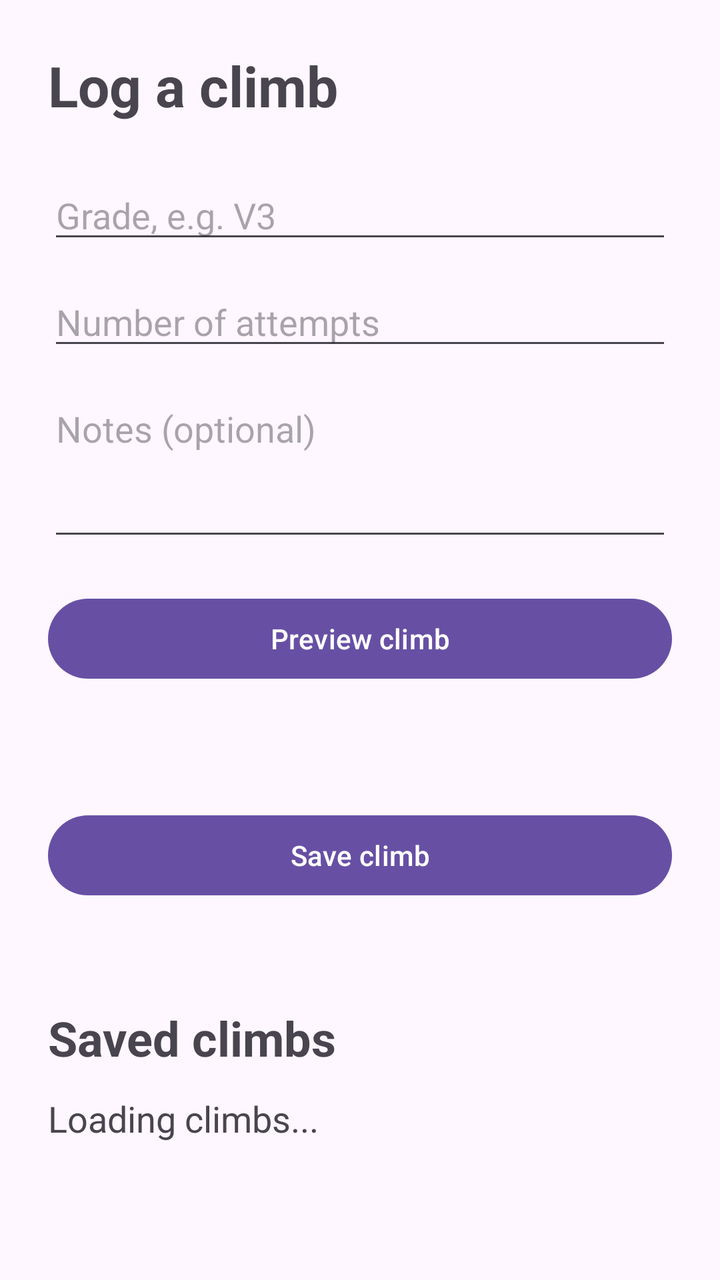
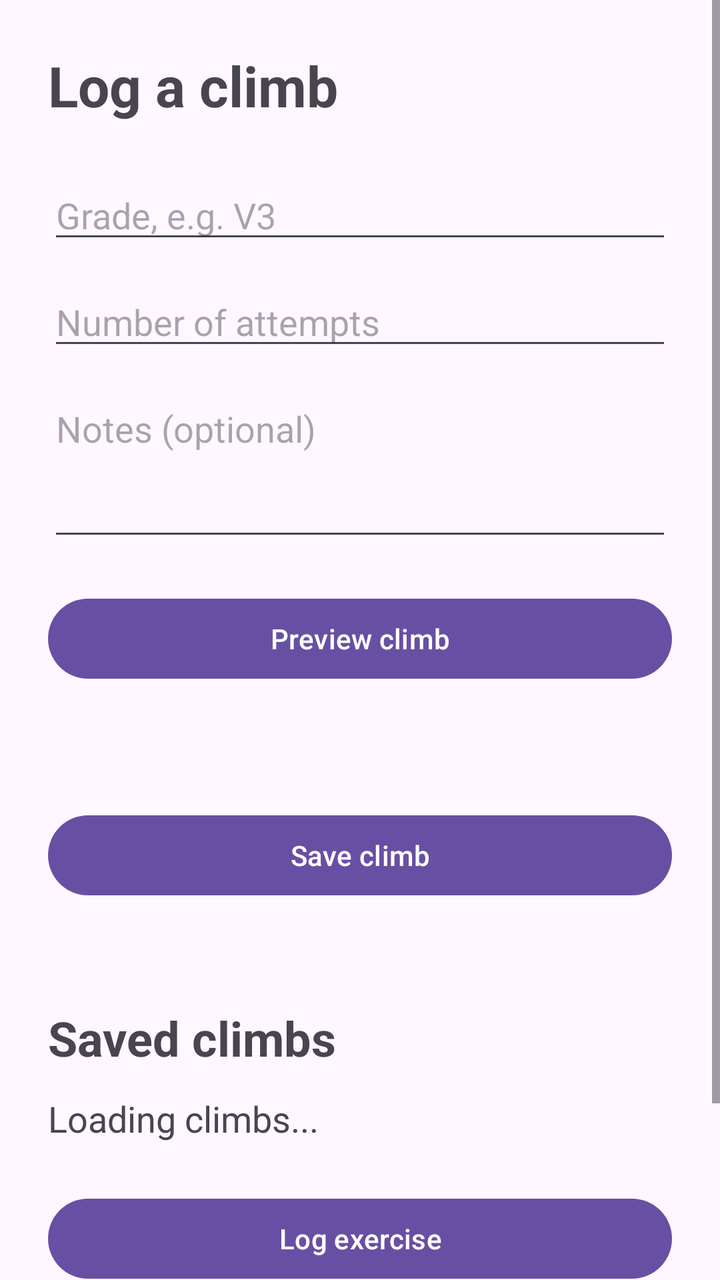

The first picture is an Android layout as it rendered before a commit; the second is the same layout after the commit. The layout source and the unified diff follow.
<!-- AndroidManifest.xml: application theme Theme.ClimbingFitnessApp -->
<!-- res/layout/activity_main.xml -->
<?xml version="1.0" encoding="utf-8"?>
<ScrollView xmlns:android="http://schemas.android.com/apk/res/android"
    android:id="@+id/main"
    android:layout_width="match_parent"
    android:layout_height="match_parent"
    android:fillViewport="true">

    <LinearLayout
        android:layout_width="match_parent"
        android:layout_height="wrap_content"
        android:orientation="vertical"
        android:padding="24dp">

        <TextView
            android:layout_width="match_parent"
            android:layout_height="wrap_content"
            android:text="Log a climb"
            android:textSize="28sp"
            android:textStyle="bold" />

        <EditText
            android:id="@+id/gradeInput"
            android:layout_width="match_parent"
            android:layout_height="wrap_content"
            android:layout_marginTop="24dp"
            android:hint="Grade, e.g. V3"
            android:inputType="textCapCharacters"
            android:maxLines="1" />

        <EditText
            android:id="@+id/attemptsInput"
            android:layout_width="match_parent"
            android:layout_height="wrap_content"
            android:layout_marginTop="12dp"
            android:hint="Number of attempts"
            android:inputType="number"
            android:maxLines="1" />

        <EditText
            android:id="@+id/notesInput"
            android:layout_width="match_parent"
            android:layout_height="wrap_content"
            android:layout_marginTop="12dp"
            android:gravity="top"
            android:hint="Notes (optional)"
            android:inputType="textCapSentences|textMultiLine"
            android:minLines="3" />

        <Button
            android:id="@+id/previewButton"
            android:layout_width="match_parent"
            android:layout_height="wrap_content"
            android:layout_marginTop="20dp"
            android:text="Preview climb" />

        <TextView
            android:id="@+id/summaryText"
            android:layout_width="match_parent"
            android:layout_height="wrap_content"
            android:layout_marginTop="20dp"
            android:textSize="18sp" />

        <Button
            android:id="@+id/saveButton"
            android:layout_width="match_parent"
            android:layout_height="wrap_content"
            android:layout_marginTop="16dp"
            android:text="Save climb" />

        <TextView
            android:id="@+id/saveStatus"
            android:layout_width="match_parent"
            android:layout_height="wrap_content"
            android:accessibilityLiveRegion="polite"
            android:layout_marginTop="8dp" />

        <TextView
            android:layout_width="match_parent"
            android:layout_height="wrap_content"
            android:layout_marginTop="24dp"
            android:text="Saved climbs"
            android:textSize="24sp"
            android:textStyle="bold" />

        <TextView
            android:id="@+id/historyText"
            android:layout_width="match_parent"
            android:layout_height="wrap_content"
            android:layout_marginTop="12dp"
            android:text="Loading climbs..."
            android:textSize="18sp" />

        <LinearLayout
            android:id="@+id/historyRows"
            android:layout_width="match_parent"
            android:layout_height="wrap_content"
            android:orientation="vertical" />
    </LinearLayout>
</ScrollView>
<!-- resources referenced by this layout -->
<resources>
  <style name="Theme.ClimbingFitnessApp" parent="Base.Theme.ClimbingFitnessApp" />
  <style name="Base.Theme.ClimbingFitnessApp" parent="Theme.Material3.DayNight.NoActionBar">
          
          
      </style>
</resources>

<!-- the commit's change to res/layout/activity_main.xml (unified diff, before → after) -->
@@ -95,5 +95,27 @@
             android:layout_width="match_parent"
             android:layout_height="wrap_content"
             android:orientation="vertical" />
+
+        <Button
+            android:id="@+id/logWorkoutButton"
+            android:layout_width="match_parent"
+            android:layout_height="wrap_content"
+            android:layout_marginTop="24dp"
+            android:text="Log exercise" />
+
+        <TextView
+            android:layout_width="match_parent"
+            android:layout_height="wrap_content"
+            android:layout_marginTop="16dp"
+            android:text="Saved exercises"
+            android:textSize="24sp"
+            android:textStyle="bold" />
+
+        <TextView
+            android:id="@+id/workoutHistoryText"
+            android:layout_width="match_parent"
+            android:layout_height="wrap_content"
+            android:layout_marginTop="8dp"
+            android:text="Loading exercises..." />
     </LinearLayout>
 </ScrollView>
